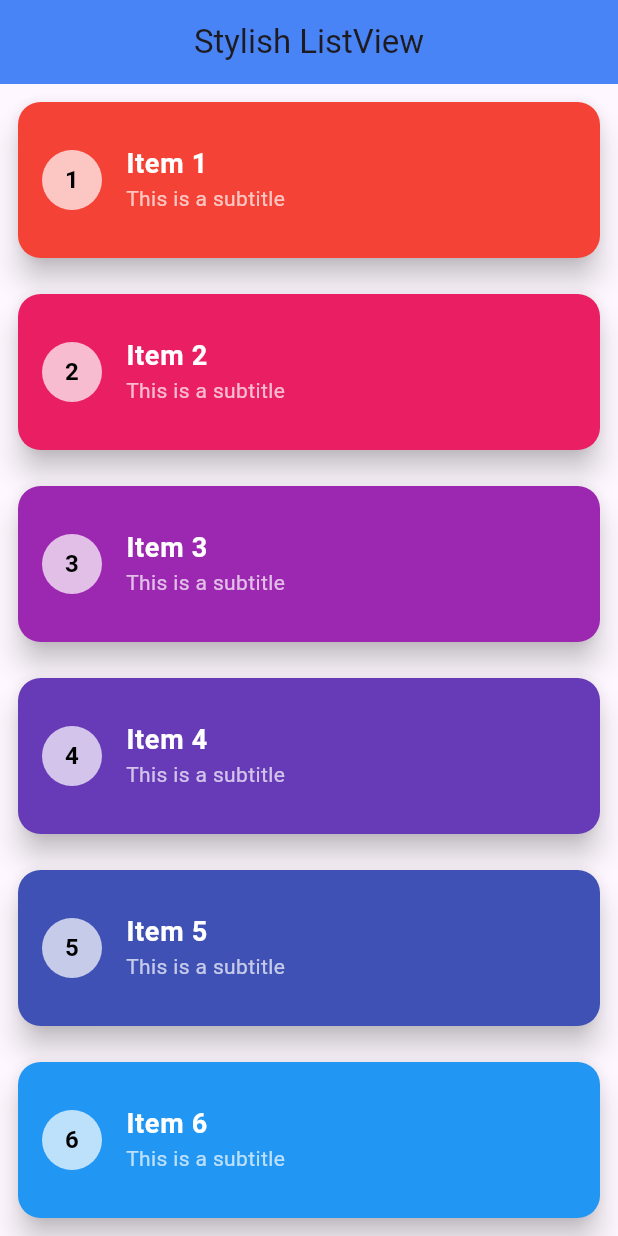
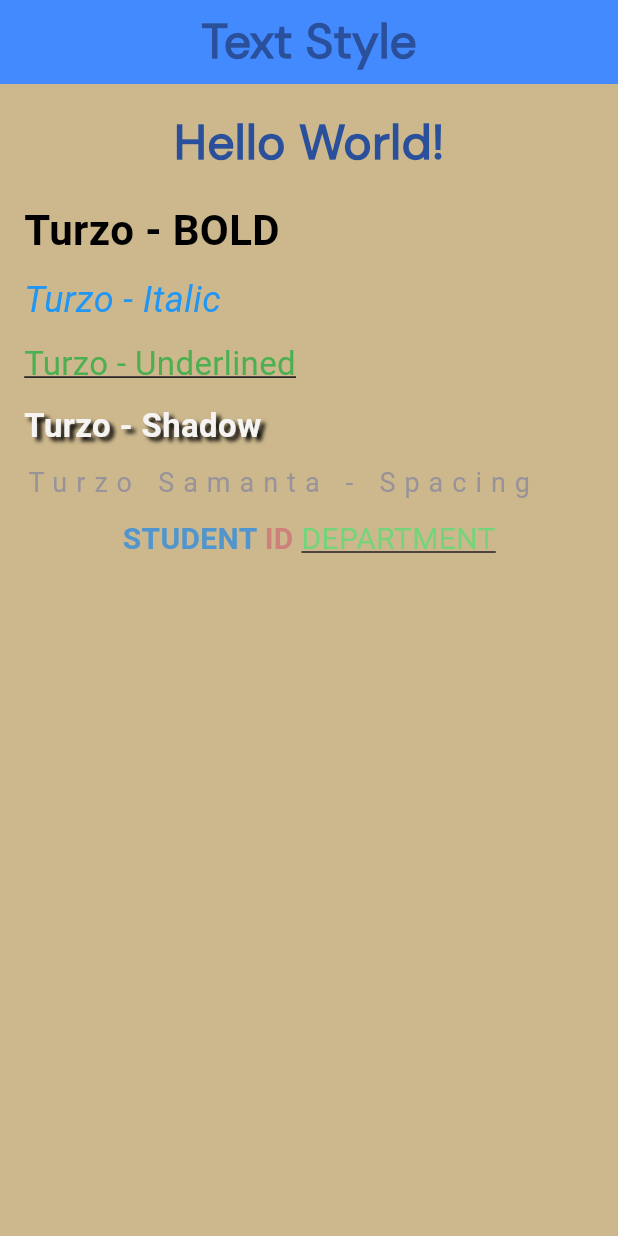
Before and after one commit to turzo1061/tracker_sheet_problems-solved, a Flutter app: the screen it shows after launch, on a phone screen of 412 x 824 dp. Run offline on Flutter 3.47's test engine with Material 3 defaults, Android fonts, the light colour scheme and no system bars.

Commit message:
Problem4

```diff
--- a/tracker_sheet_problems-ec3a87df2a65eda53dead0899a1bc8a41b5bae18/lib/main.dart
+++ b/tracker_sheet_problems-ec3a87df2a65eda53dead0899a1bc8a41b5bae18/lib/main.dart
@@ -1,74 +1,159 @@
 import 'package:flutter/material.dart';
 
 void main() {
-  runApp(const MyApp());
+  runApp(const TrackerSheet());
 }
 
-class MyApp extends StatelessWidget {
-  const MyApp({super.key});
+class TrackerSheet extends StatelessWidget {
+  const TrackerSheet({super.key});
 
   @override
   Widget build(BuildContext context) {
     return MaterialApp(
       debugShowCheckedModeBanner: false,
-      theme: ThemeData(
-        appBarTheme: const AppBarTheme(
-          centerTitle: true,
-          backgroundColor: Colors.blueAccent,
-          elevation: 5,
-        ),
-      ),
-      home: const ListScreen(),
+      home: const HomeScreen(),
     );
   }
 }
 
-class ListScreen extends StatelessWidget {
-  const ListScreen({super.key});
+class HomeScreen extends StatelessWidget {
+  const HomeScreen({super.key});
 
   @override
   Widget build(BuildContext context) {
     return Scaffold(
-      appBar: AppBar(title: const Text("Stylish ListView")),
-      body: ListView.builder(
-        itemCount: 10,
-        itemBuilder: (context, index) {
-          return Padding(
-            padding: const EdgeInsets.all(8.0),
-            child: Card(
-              elevation: 8,
-              shape: RoundedRectangleBorder(
-                borderRadius: BorderRadius.circular(15),
-              ),
-              color: Colors.primaries[index % Colors.primaries.length],
-              child: ListTile(
-                contentPadding: const EdgeInsets.all(16),
-                title: Text(
-                  "Item ${index + 1}",
-                  style: const TextStyle(
-                    fontSize: 18,
+      backgroundColor: const Color.fromARGB(255, 205, 184, 141),
+      appBar: AppBar(
+        title: const Center(
+          child: Text(
+            'Text Style',
+            style: TextStyle(
+              fontSize: 32,
+              fontWeight: FontWeight.bold,
+              color: Color.fromARGB(255, 43, 80, 155),
+              fontFamily: 'DMSans',
+            ),
+          ),
+        ),
+        backgroundColor: Colors.blueAccent,
+      ),
+      body: Padding(
+        padding: const EdgeInsets.all(16.0),
+        child: Column(
+          crossAxisAlignment: CrossAxisAlignment.start,
+          children: [
+            Center(
+              child: Container(
+                margin: const EdgeInsets.only(bottom: 15),
+                child: const Text(
+                  'Hello World!',
+                  style: TextStyle(
+                    fontSize: 32,
                     fontWeight: FontWeight.bold,
-                    color: Colors.white,
-                  ),
-                ),
-                subtitle: const Text(
-                  "This is a subtitle",
-                  style: TextStyle(color: Colors.white70),
-                ),
-                leading: CircleAvatar(
-                  backgroundColor: Colors.white.withOpacity(0.7),
-                  child: Text(
-                    "${index + 1}",
-                    style: const TextStyle(
-                      color: Colors.black,
-                      fontWeight: FontWeight.bold,
-                    ),
+                    color: Color.fromARGB(255, 43, 80, 155),
+                    fontFamily: 'DMSans',
                   ),
                 ),
               ),
             ),
-          );
-        },
+            Container(
+              margin: const EdgeInsets.only(bottom: 10),
+              child: const Text(
+                'Turzo - BOLD',
+                style: TextStyle(
+                  fontSize: 28,
+                  fontWeight: FontWeight.bold,
+                  color: Colors.black,
+                ),
+              ),
+            ),
+            Container(
+              margin: const EdgeInsets.only(bottom: 10),
+              child: const Text(
+                'Turzo - Italic',
+                style: TextStyle(
+                  fontSize: 24,
+                  fontStyle: FontStyle.italic,
+                  color: Colors.blue,
+                ),
+              ),
+            ),
+            Container(
+              margin: const EdgeInsets.only(bottom: 10),
+              child: const Text(
+                'Turzo - Underlined',
+                style: TextStyle(
+                  fontSize: 22,
+                  decoration: TextDecoration.underline,
+                  color: Colors.green,
+                ),
+              ),
+            ),
+            Container(
+              margin: const EdgeInsets.only(bottom: 10),
+              child: Text(
+                'Turzo - Shadow',
+                style: TextStyle(
+                  fontSize: 22,
+                  fontWeight: FontWeight.bold,
+                  color: const Color.fromARGB(255, 245, 244, 242),
+                  shadows: [
+                    Shadow(
+                      color: Colors.black,
+                      offset: Offset(3, 3),
+                      blurRadius: 3,
+                    ),
+                  ],
+                ),
+              ),
+            ),
+            Container(
+              margin: const EdgeInsets.only(bottom: 10),
+              child: Text(
+                'Turzo Samanta - Spacing',
+                style: TextStyle(
+                  fontSize: 18,
+                  letterSpacing: 6.0,
+                  wordSpacing: 1.0,
+                  color: const Color.fromARGB(255, 151, 147, 153),
+                ),
+              ),
+            ),
+            Container(
+              margin: const EdgeInsets.only(bottom: 10),
+              child: Row(
+                mainAxisAlignment: MainAxisAlignment.center,
+                children: const [
+                  Text(
+                    'STUDENT ',
+                    style: TextStyle(
+                      fontSize: 20,
+                      fontWeight: FontWeight.bold,
+                      color: Color.fromARGB(255, 80, 149, 206),
+                    ),
+                  ),
+                  Text(
+                    'ID ',
+                    style: TextStyle(
+                      fontSize: 20,
+                      fontWeight: FontWeight.bold,
+                      fontStyle: FontStyle.normal,
+                      color: Color.fromARGB(255, 206, 128, 123),
+                    ),
+                  ),
+                  Text(
+                    'DEPARTMENT',
+                    style: TextStyle(
+                      fontSize: 20,
+                      decoration: TextDecoration.underline,
+                      color: Color.fromARGB(255, 117, 212, 121),
+                    ),
+                  ),
+                ],
+              ),
+            ),
+          ],
+        ),
       ),
     );
   }
```
